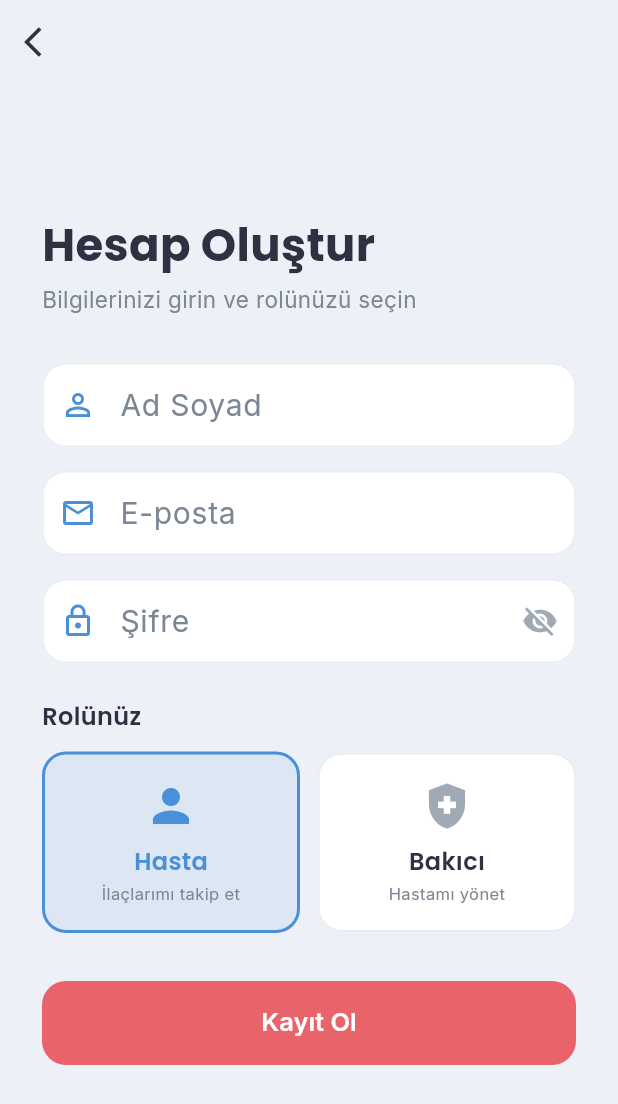
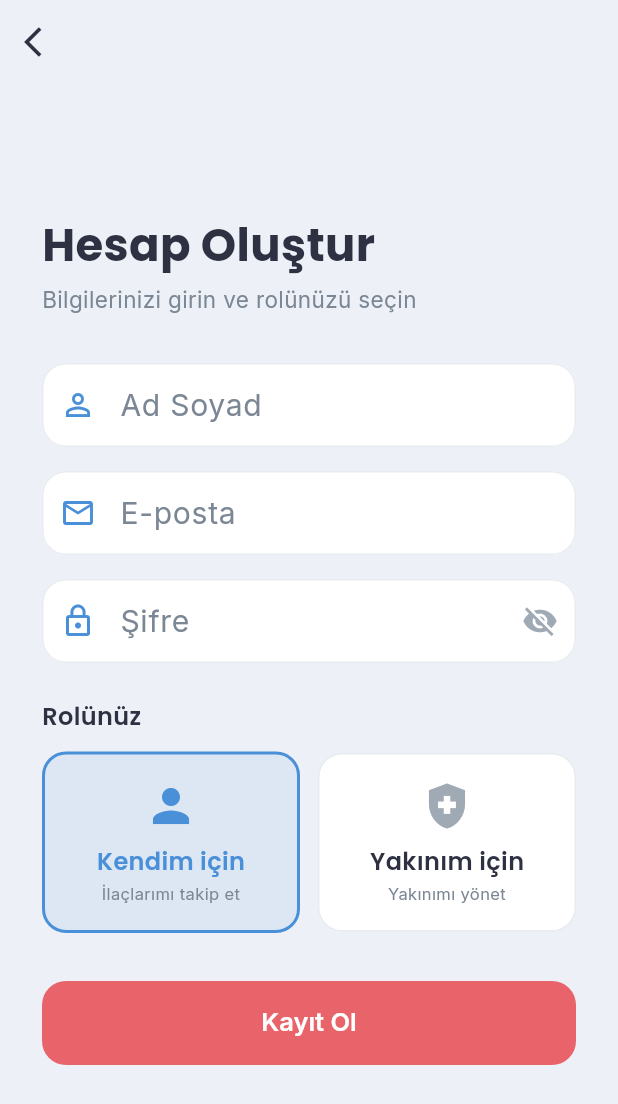
Before and after one commit to ertascagatay/ilac-dostu-ios, a Flutter app: the RegisterScreen screen opened directly, on a phone screen of 412 x 824 dp. Shown: the top 1104 px of the screen. Run offline on Flutter 3.47's test engine with Material 3 defaults, Android fonts, the light colour scheme and no system bars; our stand-ins replace cloud_firestore, firebase_auth, firebase_core, fl_chart, google_fonts, google_sign_in and 5 more; accounts and stored records are empty; network calls fail.

Commit message:
Fix: Add 'Kendim/Yakinim' roles, fix stuck code screen, restore logout, make calendar fully interactive

```diff
--- a/ilac_dostu/lib/screens/login_screen.dart
+++ b/ilac_dostu/lib/screens/login_screen.dart
@@ -208,7 +208,7 @@ class _LoginScreenState extends State<LoginScreen> {
                   Expanded(
                     child: _buildRoleOption(
                       icon: Icons.person,
-                      label: 'Hasta',
+                      label: 'Kendim',
                       isSelected: selectedRole == UserRole.patient,
                       color: PremiumColors.pillBlue,
                       onTap: () => setSheetState(() => selectedRole = UserRole.patient),
@@ -218,7 +218,7 @@ class _LoginScreenState extends State<LoginScreen> {
                   Expanded(
                     child: _buildRoleOption(
                       icon: Icons.health_and_safety,
-                      label: 'Bakıcı',
+                      label: 'Yakınım',
                       isSelected: selectedRole == UserRole.caregiver,
                       color: PremiumColors.pillPurple,
                       onTap: () => setSheetState(() => selectedRole = UserRole.caregiver),
@@ -391,7 +391,7 @@ class _LoginScreenState extends State<LoginScreen> {
                   Expanded(
                     child: _buildRoleOption(
                       icon: Icons.person,
-                      label: 'Hasta',
+                      label: 'Kendim',
                       isSelected: selectedRole == UserRole.patient,
                       color: PremiumColors.pillBlue,
                       onTap: () => setSheetState(() => selectedRole = UserRole.patient),
@@ -401,7 +401,7 @@ class _LoginScreenState extends State<LoginScreen> {
                   Expanded(
                     child: _buildRoleOption(
                       icon: Icons.health_and_safety,
-                      label: 'Bakıcı',
+                      label: 'Yakınım',
                       isSelected: selectedRole == UserRole.caregiver,
                       color: PremiumColors.pillPurple,
                       onTap: () => setSheetState(() => selectedRole = UserRole.caregiver),
--- a/ilac_dostu/lib/screens/mode_selection_screen.dart
+++ b/ilac_dostu/lib/screens/mode_selection_screen.dart
@@ -83,7 +83,7 @@ class ModeSelectionScreen extends StatelessWidget {
                   // Patient Card
                   _TeslaModeCard(
                     icon: Icons.person_rounded,
-                    title: 'Hasta',
+                    title: 'Kendim için',
                     subtitle: 'İlaçlarımı takip edeceğim',
                     gradient: const LinearGradient(
                       colors: [Color(0xFF1E88E5), Color(0xFF42A5F5)],
@@ -94,8 +94,8 @@ class ModeSelectionScreen extends StatelessWidget {
                   // Caregiver Card
                   _TeslaModeCard(
                     icon: Icons.health_and_safety_rounded,
-                    title: 'Bakıcı',
-                    subtitle: 'Hastamı izleyeceğim',
+                    title: 'Yakınım için',
+                    subtitle: 'Yakınımı izleyeceğim',
                     gradient: const LinearGradient(
                       colors: [Color(0xFF009688), Color(0xFF26A69A)],
                     ),
--- a/ilac_dostu/lib/screens/register_screen.dart
+++ b/ilac_dostu/lib/screens/register_screen.dart
@@ -211,7 +211,7 @@ class _RegisterScreenState extends State<RegisterScreen> {
                         child: _buildRoleCard(
                           role: UserRole.patient,
                           icon: Icons.person,
-                          label: 'Hasta',
+                          label: 'Kendim için',
                           subtitle: 'İlaçlarımı takip et',
                           color: PremiumColors.pillBlue,
                         ),
@@ -221,8 +221,8 @@ class _RegisterScreenState extends State<RegisterScreen> {
                         child: _buildRoleCard(
                           role: UserRole.caregiver,
                           icon: Icons.health_and_safety,
-                          label: 'Bakıcı',
-                          subtitle: 'Hastamı yönet',
+                          label: 'Yakınım için',
+                          subtitle: 'Yakınımı yönet',
                           color: PremiumColors.pillPurple,
                         ),
                       ),
```
Also changed, not shown: ilac_dostu/lib/screens/caregiver_dashboard.dart (+18 -1 lines), ilac_dostu/lib/screens/pairing_screen.dart (+24 -0 lines), ilac_dostu/lib/screens/patient_home_screen.dart (+29 -9 lines).
